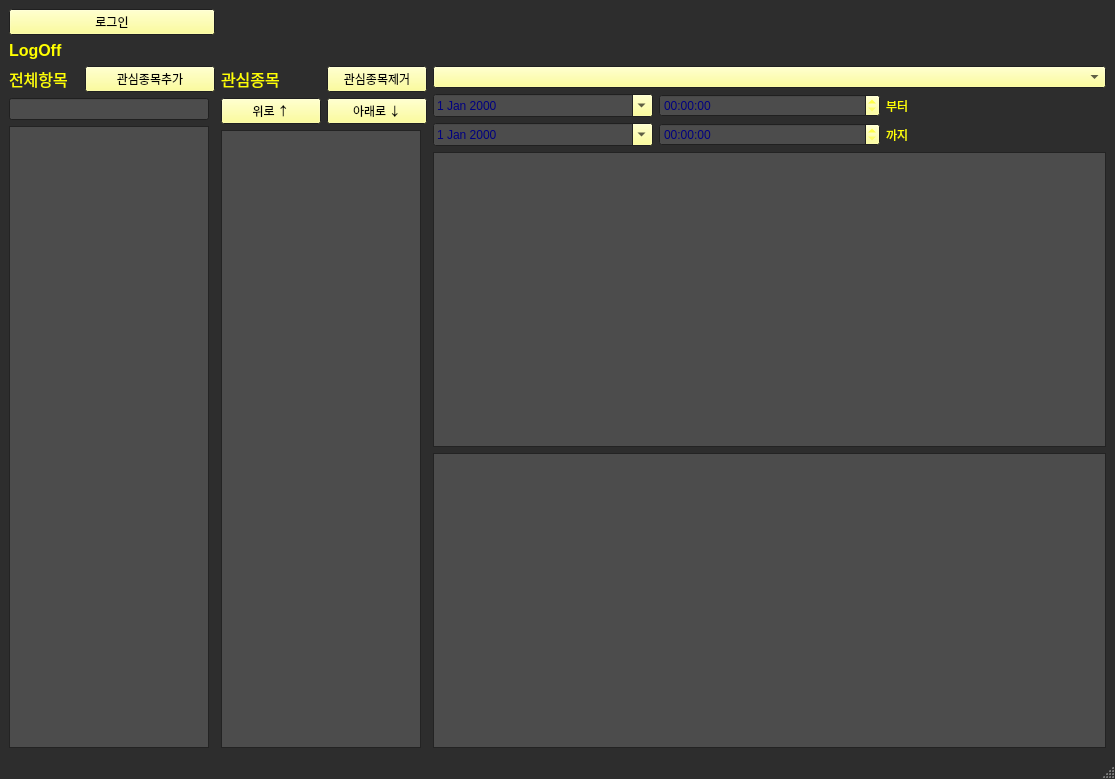
Above: kiwoom.ui from ksy4808/stockAnalize before the change. Below: the same form after it.
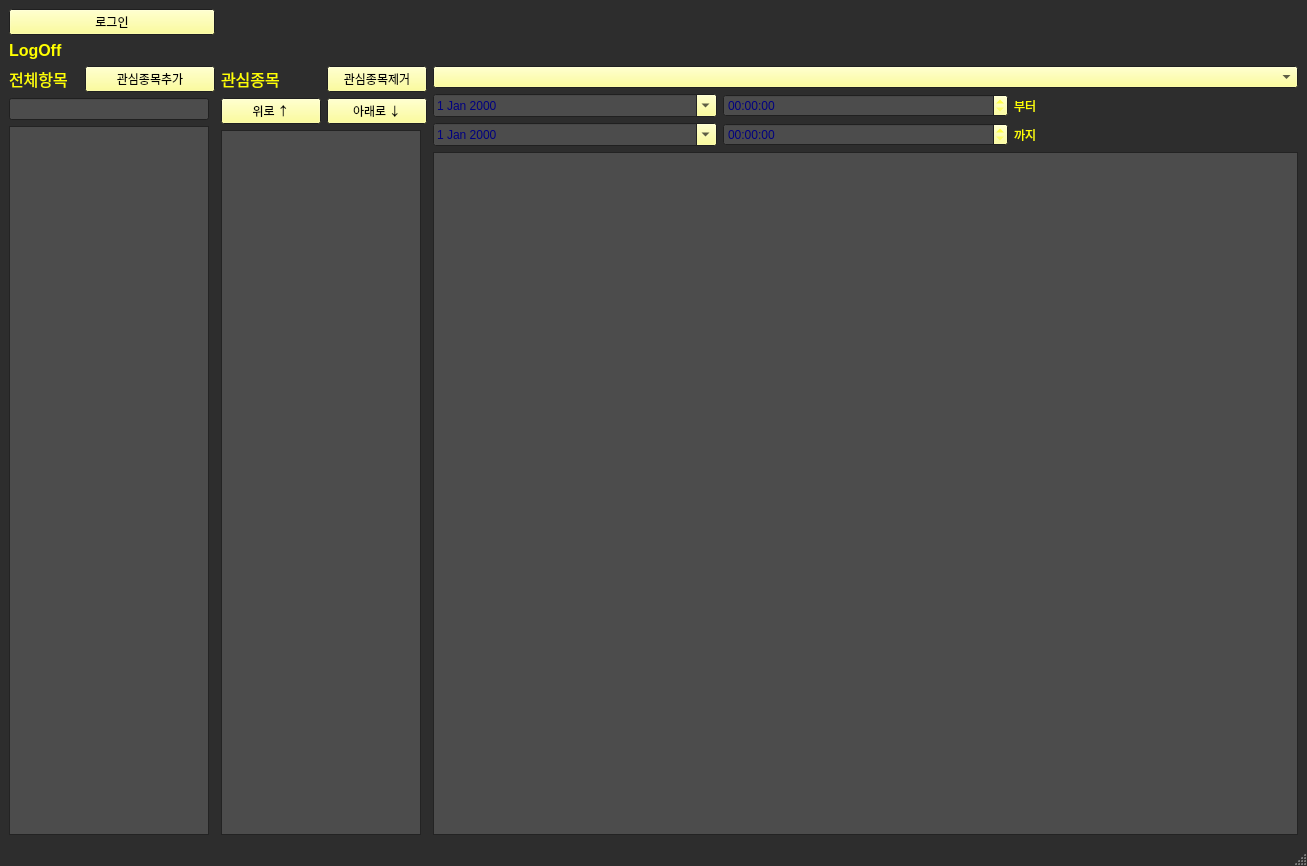
That is the form after the change.

Commit message: 211012 matplot준비

Diff of the .ui file:
```diff
--- a/kiwoom.ui
+++ b/kiwoom.ui
@@ -6,8 +6,8 @@
    <rect>
     <x>0</x>
     <y>0</y>
-    <width>1115</width>
-    <height>779</height>
+    <width>1307</width>
+    <height>866</height>
    </rect>
   </property>
   <property name="palette">
@@ -502,95 +502,7 @@
     </item>
     <item row="5" column="2">
      <layout class="QGridLayout" name="gridLayout_4">
-      <item row="2" column="0">
-       <widget class="QDateEdit" name="fromDay">
-        <property name="palette">
-         <palette>
-          <active>
-           <colorrole role="Text">
-            <brush brushstyle="SolidPattern">
-             <color alpha="255">
-              <red>0</red>
-              <green>0</green>
-              <blue>127</blue>
-             </color>
-            </brush>
-           </colorrole>
-          </active>
-          <inactive>
-           <colorrole role="Text">
-            <brush brushstyle="SolidPattern">
-             <color alpha="255">
-              <red>0</red>
-              <green>0</green>
-              <blue>127</blue>
-             </color>
-            </brush>
-           </colorrole>
-          </inactive>
-          <disabled>
-           <colorrole role="Text">
-            <brush brushstyle="SolidPattern">
-             <color alpha="255">
-              <red>54</red>
-              <green>54</green>
-              <blue>54</blue>
-             </color>
-            </brush>
-           </colorrole>
-          </disabled>
-         </palette>
-        </property>
-        <property name="calendarPopup">
-         <bool>true</bool>
-        </property>
-       </widget>
-      </item>
-      <item row="2" column="1">
-       <widget class="QTimeEdit" name="fromTime">
-        <property name="palette">
-         <palette>
-          <active>
-           <colorrole role="Text">
-            <brush brushstyle="SolidPattern">
-             <color alpha="255">
-              <red>0</red>
-              <green>0</green>
-              <blue>127</blue>
-             </color>
-            </brush>
-           </colorrole>
-          </active>
-          <inactive>
-           <colorrole role="Text">
-            <brush brushstyle="SolidPattern">
-             <color alpha="255">
-              <red>0</red>
-              <green>0</green>
-              <blue>127</blue>
-             </color>
-            </brush>
-           </colorrole>
-          </inactive>
-          <disabled>
-           <colorrole role="Text">
-            <brush brushstyle="SolidPattern">
-             <color alpha="255">
-              <red>54</red>
-              <green>54</green>
-              <blue>54</blue>
-             </color>
-            </brush>
-           </colorrole>
-          </disabled>
-         </palette>
-        </property>
-        <property name="calendarPopup">
-         <bool>true</bool>
-        </property>
-       </widget>
-      </item>
-      <item row="3" column="0">
+      <item row="3" column="1">
        <widget class="QDateEdit" name="toDay">
         <property name="palette">
          <palette>
@@ -604,6 +516,15 @@
              </color>
             </brush>
            </colorrole>
+           <colorrole role="PlaceholderText">
+            <brush brushstyle="NoBrush">
+             <color alpha="128">
+              <red>0</red>
+              <green>0</green>
+              <blue>127</blue>
+             </color>
+            </brush>
+           </colorrole>
           </active>
           <inactive>
            <colorrole role="Text">
@@ -615,6 +536,15 @@
              </color>
             </brush>
            </colorrole>
+           <colorrole role="PlaceholderText">
+            <brush brushstyle="NoBrush">
+             <color alpha="128">
+              <red>0</red>
+              <green>0</green>
+              <blue>127</blue>
+             </color>
+            </brush>
+           </colorrole>
           </inactive>
           <disabled>
            <colorrole role="Text">
@@ -626,6 +556,15 @@
              </color>
             </brush>
            </colorrole>
+           <colorrole role="PlaceholderText">
+            <brush brushstyle="NoBrush">
+             <color alpha="128">
+              <red>0</red>
+              <green>0</green>
+              <blue>127</blue>
+             </color>
+            </brush>
+           </colorrole>
           </disabled>
          </palette>
         </property>
@@ -644,51 +583,7 @@
         </property>
        </widget>
       </item>
-      <item row="3" column="1">
-       <widget class="QTimeEdit" name="toTime">
-        <property name="palette">
-         <palette>
-          <active>
-           <colorrole role="Text">
-            <brush brushstyle="SolidPattern">
-             <color alpha="255">
-              <red>0</red>
-              <green>0</green>
-              <blue>127</blue>
-             </color>
-            </brush>
-           </colorrole>
-          </active>
-          <inactive>
-           <colorrole role="Text">
-            <brush brushstyle="SolidPattern">
-             <color alpha="255">
-              <red>0</red>
-              <green>0</green>
-              <blue>127</blue>
-             </color>
-            </brush>
-           </colorrole>
-          </inactive>
-          <disabled>
-           <colorrole role="Text">
-            <brush brushstyle="SolidPattern">
-             <color alpha="255">
-              <red>54</red>
-              <green>54</green>
-              <blue>54</blue>
-             </color>
-            </brush>
-           </colorrole>
-          </disabled>
-         </palette>
-        </property>
-        <property name="calendarPopup">
-         <bool>true</bool>
-        </property>
-       </widget>
-      </item>
-      <item row="2" column="2">
+      <item row="2" column="3">
        <widget class="QLabel" name="label">
         <property name="text">
          <string>부터</string>
@@ -696,13 +591,155 @@
        </widget>
       </item>
       <item row="3" column="2">
+       <widget class="QTimeEdit" name="toTime">
+        <property name="palette">
+         <palette>
+          <active>
+           <colorrole role="Text">
+            <brush brushstyle="SolidPattern">
+             <color alpha="255">
+              <red>0</red>
+              <green>0</green>
+              <blue>127</blue>
+             </color>
+            </brush>
+           </colorrole>
+           <colorrole role="PlaceholderText">
+            <brush brushstyle="NoBrush">
+             <color alpha="128">
+              <red>0</red>
+              <green>0</green>
+              <blue>127</blue>
+             </color>
+            </brush>
+           </colorrole>
+          </active>
+          <inactive>
+           <colorrole role="Text">
+            <brush brushstyle="SolidPattern">
+             <color alpha="255">
+              <red>0</red>
+              <green>0</green>
+              <blue>127</blue>
+             </color>
+            </brush>
+           </colorrole>
+           <colorrole role="PlaceholderText">
+            <brush brushstyle="NoBrush">
+             <color alpha="128">
+              <red>0</red>
+              <green>0</green>
+              <blue>127</blue>
+             </color>
+            </brush>
+           </colorrole>
+          </inactive>
+          <disabled>
+           <colorrole role="Text">
+            <brush brushstyle="SolidPattern">
+             <color alpha="255">
+              <red>54</red>
+              <green>54</green>
+              <blue>54</blue>
+             </color>
+            </brush>
+           </colorrole>
+           <colorrole role="PlaceholderText">
+            <brush brushstyle="NoBrush">
+             <color alpha="128">
+              <red>0</red>
+              <green>0</green>
+              <blue>127</blue>
+             </color>
+            </brush>
+           </colorrole>
+          </disabled>
+         </palette>
+        </property>
+        <property name="calendarPopup">
+         <bool>true</bool>
+        </property>
+       </widget>
+      </item>
+      <item row="3" column="3">
        <widget class="QLabel" name="label_2">
         <property name="text">
          <string>까지</string>
         </property>
        </widget>
       </item>
-      <item row="0" column="0" colspan="3">
+      <item row="2" column="1">
+       <widget class="QDateEdit" name="fromDay">
+        <property name="palette">
+         <palette>
+          <active>
+           <colorrole role="Text">
+            <brush brushstyle="SolidPattern">
+             <color alpha="255">
+              <red>0</red>
+              <green>0</green>
+              <blue>127</blue>
+             </color>
+            </brush>
+           </colorrole>
+           <colorrole role="PlaceholderText">
+            <brush brushstyle="NoBrush">
+             <color alpha="128">
+              <red>0</red>
+              <green>0</green>
+              <blue>127</blue>
+             </color>
+            </brush>
+           </colorrole>
+          </active>
+          <inactive>
+           <colorrole role="Text">
+            <brush brushstyle="SolidPattern">
+             <color alpha="255">
+              <red>0</red>
+              <green>0</green>
+              <blue>127</blue>
+             </color>
+            </brush>
+           </colorrole>
+           <colorrole role="PlaceholderText">
+            <brush brushstyle="NoBrush">
+             <color alpha="128">
+              <red>0</red>
+              <green>0</green>
+              <blue>127</blue>
+             </color>
+            </brush>
+           </colorrole>
+          </inactive>
+          <disabled>
+           <colorrole role="Text">
+            <brush brushstyle="SolidPattern">
+             <color alpha="255">
+              <red>54</red>
+              <green>54</green>
+              <blue>54</blue>
+             </color>
+            </brush>
+           </colorrole>
+           <colorrole role="PlaceholderText">
+            <brush brushstyle="NoBrush">
+             <color alpha="128">
+              <red>0</red>
+              <green>0</green>
+              <blue>127</blue>
+             </color>
+            </brush>
+           </colorrole>
+          </disabled>
+         </palette>
+        </property>
+        <property name="calendarPopup">
+         <bool>true</bool>
+        </property>
+       </widget>
+      </item>
+      <item row="0" column="1" colspan="3">
        <widget class="QComboBox" name="comboBox">
         <property name="palette">
          <palette>
@@ -725,6 +762,15 @@
              </color>
             </brush>
            </colorrole>
+           <colorrole role="PlaceholderText">
+            <brush brushstyle="NoBrush">
+             <color alpha="128">
+              <red>255</red>
+              <green>0</green>
+              <blue>255</blue>
+             </color>
+            </brush>
+           </colorrole>
           </active>
           <inactive>
            <colorrole role="Light">
@@ -745,6 +791,15 @@
              </color>
             </brush>
            </colorrole>
+           <colorrole role="PlaceholderText">
+            <brush brushstyle="NoBrush">
+             <color alpha="128">
+              <red>255</red>
+              <green>0</green>
+              <blue>255</blue>
+             </color>
+            </brush>
+           </colorrole>
           </inactive>
           <disabled>
            <colorrole role="Light">
@@ -765,12 +820,21 @@
              </color>
             </brush>
            </colorrole>
+           <colorrole role="PlaceholderText">
+            <brush brushstyle="NoBrush">
+             <color alpha="128">
+              <red>255</red>
+              <green>0</green>
+              <blue>255</blue>
+             </color>
+            </brush>
+           </colorrole>
           </disabled>
          </palette>
         </property>
        </widget>
       </item>
-      <item row="5" column="0" colspan="3">
+      <item row="5" column="1" colspan="3">
        <widget class="QTableWidget" name="OutputTable">
         <property name="cursor" stdset="0">
          <cursorShape>IBeamCursor</cursorShape>
@@ -780,8 +844,79 @@
         </property>
        </widget>
       </item>
-      <item row="6" column="0" colspan="3">
-       <widget class="QGraphicsView" name="graphicsView"/>
+      <item row="2" column="2">
+       <widget class="QTimeEdit" name="fromTime">
+        <property name="palette">
+         <palette>
+          <active>
+           <colorrole role="Text">
+            <brush brushstyle="SolidPattern">
+             <color alpha="255">
+              <red>0</red>
+              <green>0</green>
+              <blue>127</blue>
+             </color>
+            </brush>
+           </colorrole>
+           <colorrole role="PlaceholderText">
+            <brush brushstyle="NoBrush">
+             <color alpha="128">
+              <red>0</red>
+              <green>0</green>
+              <blue>127</blue>
+             </color>
+            </brush>
+           </colorrole>
+          </active>
+          <inactive>
+           <colorrole role="Text">
+            <brush brushstyle="SolidPattern">
+             <color alpha="255">
+              <red>0</red>
+              <green>0</green>
+              <blue>127</blue>
+             </color>
+            </brush>
+           </colorrole>
+           <colorrole role="PlaceholderText">
+            <brush brushstyle="NoBrush">
+             <color alpha="128">
+              <red>0</red>
+              <green>0</green>
+              <blue>127</blue>
+             </color>
+            </brush>
+           </colorrole>
+          </inactive>
+          <disabled>
+           <colorrole role="Text">
+            <brush brushstyle="SolidPattern">
+             <color alpha="255">
+              <red>54</red>
+              <green>54</green>
+              <blue>54</blue>
+             </color>
+            </brush>
+           </colorrole>
+           <colorrole role="PlaceholderText">
+            <brush brushstyle="NoBrush">
+             <color alpha="128">
+              <red>0</red>
+              <green>0</green>
+              <blue>127</blue>
+             </color>
+            </brush>
+           </colorrole>
+          </disabled>
+         </palette>
+        </property>
+        <property name="calendarPopup">
+         <bool>true</bool>
+        </property>
+       </widget>
+      </item>
+      <item row="6" column="1" colspan="3">
+       <layout class="QVBoxLayout" name="layoutForPlot"/>
       </item>
      </layout>
     </item>
```
Left out of the diff: 2 changed lines with no effect on the pictures. The commit also changes 2 other files.
